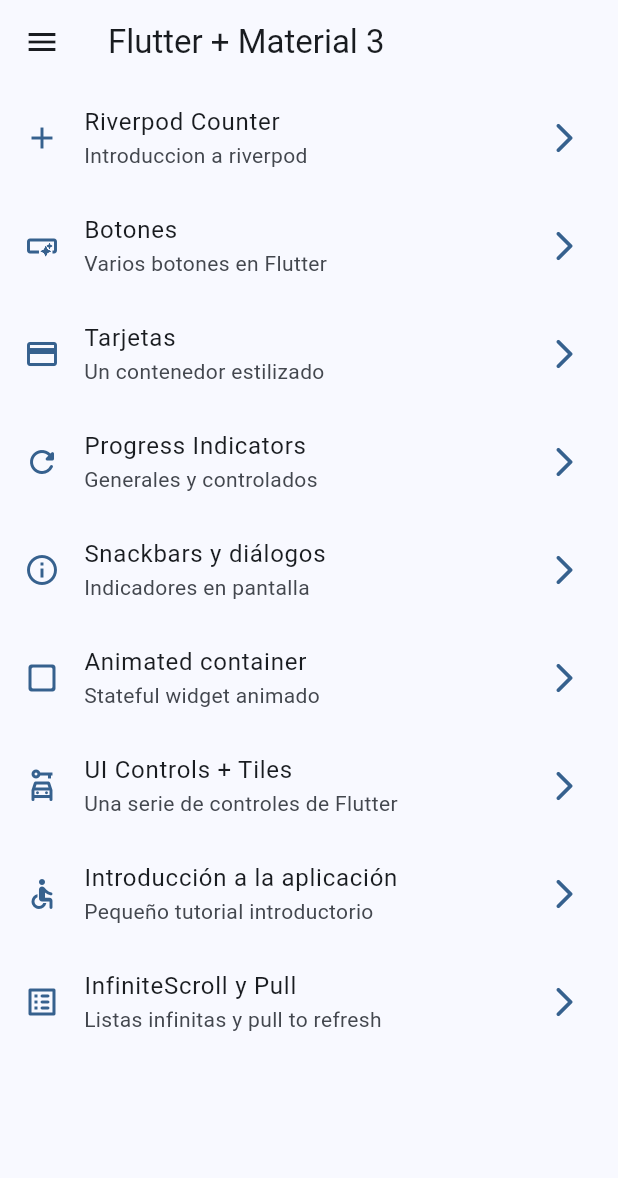
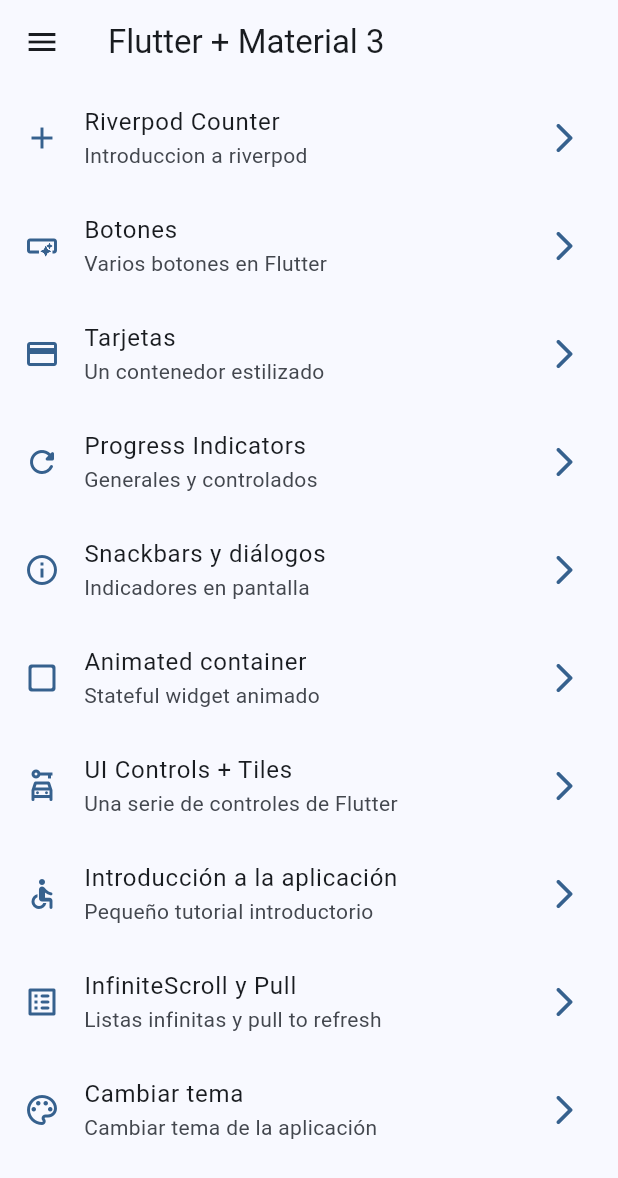
Before and after one commit to ZiberiaNn/Flutter0toExp, a Flutter app: the screen it shows after launch, on a phone screen of 412 x 824 dp. Shown: the top 1178 px of the screen. Run offline on Flutter 3.47's test engine with Material 2 defaults, Android fonts, the phone set to English and light mode, and no system bars; our stand-ins replace animate_do, dio, flutter_riverpod, go_router, video_player.

Commit message:
WidgetsApp: Selected color and Dark mode providers

```diff
--- a/flutter-widgets-app/lib/config/menu/menu_items.dart
+++ b/flutter-widgets-app/lib/config/menu/menu_items.dart
@@ -59,4 +59,9 @@ const appMenuItems = <MenuItem>[
       subTitle: 'Listas infinitas y pull to refresh',
       link: '/infinite',
       icon: Icons.list_alt_rounded),
+        MenuItem(
+      title: 'Cambiar tema',
+      subTitle: 'Cambiar tema de la aplicación',
+      link: '/theme-changer',
+      icon: Icons.color_lens_outlined),
 ];
--- a/flutter-widgets-app/lib/config/router/app_router.dart
+++ b/flutter-widgets-app/lib/config/router/app_router.dart
@@ -14,6 +14,11 @@ final appRouter = GoRouter(
       path: '/counter',
       name: CounterScreen.name,
       builder: (context, state) => const CounterScreen(),
+    ),
+        GoRoute(
+      path: '/theme-changer',
+      name: ThemeChangerScreen.name,
+      builder: (context, state) => const ThemeChangerScreen(),
     ),
     GoRoute(
       path: '/buttons',
--- a/flutter-widgets-app/lib/config/theme/app_theme.dart
+++ b/flutter-widgets-app/lib/config/theme/app_theme.dart
@@ -12,24 +12,21 @@ const colorList = <Color>[
   Colors.pinkAccent,
 ];
 
-
-
 class AppTheme {
-
   final int selectedColor;
+  final bool isDarkmode;
 
   AppTheme({
-    this.selectedColor = 0
-  }): assert( selectedColor >= 0, 'Selected color must be greater then 0' ),
-      assert( selectedColor < colorList.length,
-        'Selected color must be less or equal than ${ colorList.length - 1 }');
+    this.selectedColor = 0,
+    this.isDarkmode = false,
+  })  : assert(selectedColor >= 0, 'Selected color must be greater then 0'),
+        assert(selectedColor < colorList.length,
+            'Selected color must be less or equal than ${colorList.length - 1}');
 
   ThemeData getTheme() => ThemeData(
-    useMaterial3: true,
-    colorSchemeSeed: colorList[ selectedColor ],
-    appBarTheme: const AppBarTheme(
-      centerTitle: false
-    ),
-  );
-
+        useMaterial3: true,
+        brightness: isDarkmode ? Brightness.dark : Brightness.light,
+        colorSchemeSeed: colorList[selectedColor],
+        appBarTheme: const AppBarTheme(centerTitle: false),
+      );
 }
--- a/flutter-widgets-app/lib/main.dart
+++ b/flutter-widgets-app/lib/main.dart
@@ -2,6 +2,7 @@ import 'package:flutter/material.dart';
 import 'package:flutter_riverpod/flutter_riverpod.dart';
 import 'package:widgets_app/config/router/app_router.dart';
 import 'package:widgets_app/config/theme/app_theme.dart';
+import 'package:widgets_app/presentation/providers/theme_provider.dart';
 
 void main() {
   runApp(
@@ -9,16 +10,20 @@ void main() {
   );
 }
 
-class MainApp extends StatelessWidget {
+class MainApp extends ConsumerWidget {
   const MainApp({super.key});
 
   @override
-  Widget build(BuildContext context) {
+  Widget build(BuildContext context, ref) {
+    final bool isDarkmode = ref.watch(isDarkmodeProvider);
+        final int selectedColorIndex = ref.watch(selectedColorProvider);
+
     return MaterialApp.router(
       title: 'Flutter Widgets',
       routerConfig: appRouter,
       debugShowCheckedModeBanner: false,
-      theme: AppTheme(selectedColor: 0).getTheme(),
+      theme: AppTheme(selectedColor: selectedColorIndex, isDarkmode: isDarkmode ? true : false)
+          .getTheme(),
     );
   }
 }
--- a/flutter-widgets-app/lib/presentation/providers/theme_provider.dart
+++ b/flutter-widgets-app/lib/presentation/providers/theme_provider.dart
@@ -1,3 +1,9 @@
 import 'package:flutter_riverpod/flutter_riverpod.dart';
+import 'package:widgets_app/config/theme/app_theme.dart';
 
 final isDarkmodeProvider = StateProvider((ref) => false);
+
+//listado de colores inmutable
+final colorListProvider = Provider((ref) => colorList);
+
+final selectedColorProvider = StateProvider((ref) => 0);
--- a/flutter-widgets-app/lib/presentation/screens/counter/counter_screen.dart
+++ b/flutter-widgets-app/lib/presentation/screens/counter/counter_screen.dart
@@ -2,7 +2,6 @@ import 'package:flutter/material.dart';
 import 'package:flutter_riverpod/flutter_riverpod.dart';
 import 'package:widgets_app/presentation/providers/counter_provider.dart';
 import 'package:widgets_app/presentation/providers/theme_provider.dart';
-import 'package:widgets_app/presentation/widgets/side_menu.dart';
 
 class CounterScreen extends ConsumerWidget {
   static const String name = 'counter_screen';
--- a/flutter-widgets-app/lib/presentation/screens/screens.dart
+++ b/flutter-widgets-app/lib/presentation/screens/screens.dart
@@ -1,6 +1,4 @@
-
-
-
+export 'package:widgets_app/presentation/screens/theme_changer/theme_changer_screen.dart';
 export 'package:widgets_app/presentation/screens/animated/animated_screen.dart';
 export 'package:widgets_app/presentation/screens/app_tutorial/app_tutorial_screen.dart';
 export 'package:widgets_app/presentation/screens/buttons/buttons_screen.dart';
```
Also changed, not shown: flutter-widgets-app/lib/presentation/screens/theme_changer/theme_changer_screen.dart (added, +62 -0 lines).
